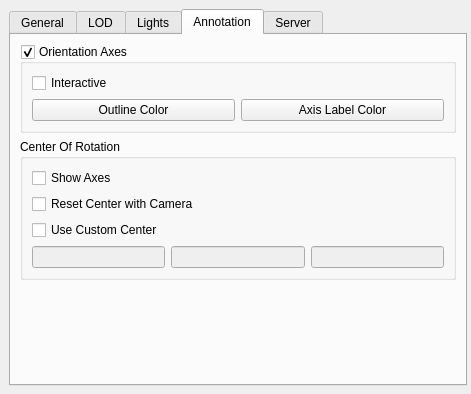
Old version of the form Qt/Components/Resources/UI/pq3DViewPropertiesWidget.ui in the repository wildmichael/ParaView3-enhancements-old.
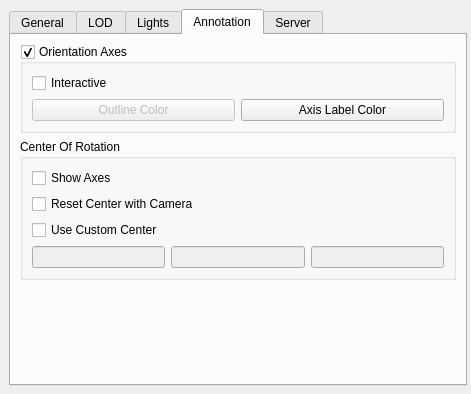
New version of the form. The open tabs and pages were chosen to show the change. Custom widgets are drawn as their Qt base class.

Commit message: BUG: When interaction is disabled, disable the Outline color.

The edit to the form file:
```diff
--- a/Qt/Components/Resources/UI/pq3DViewPropertiesWidget.ui
+++ b/Qt/Components/Resources/UI/pq3DViewPropertiesWidget.ui
@@ -1317,6 +1317,9 @@
           </property>
           <item>
            <widget class="pqColorChooserButton" name="OrientationAxesOutlineColor" >
+            <property name="enabled" >
+             <bool>false</bool>
+            </property>
             <property name="toolTip" >
              <string>Change the color of the outline for resizing the orientation axes.</string>
             </property>
```
Left out of the diff: 16 changed lines with no effect on the pictures.
